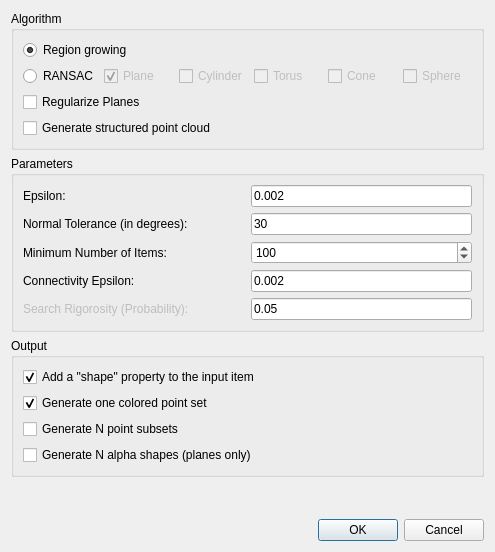
This is Polyhedron/demo/Polyhedron/Plugins/Point_set/Point_set_shape_detection_plugin.ui in CGAL/cgal as Qt 5 draws it before an edit. The edited form follows.
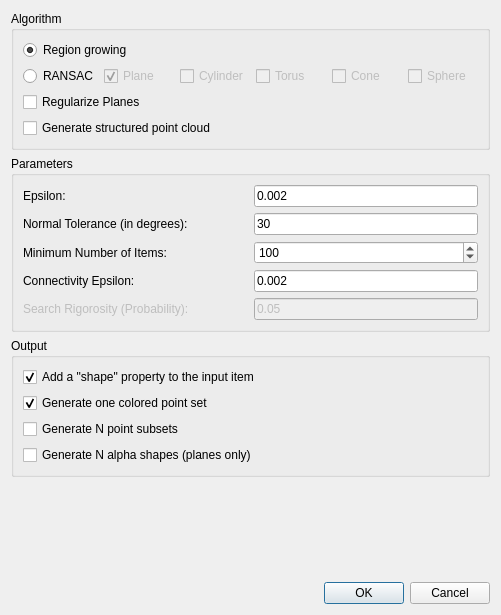
This is the edited form. Custom widgets are drawn as their Qt base class.

Commit message: add missing connection

Patch:
```diff
--- a/Polyhedron/demo/Polyhedron/Plugins/Point_set/Point_set_shape_detection_plugin.ui
+++ b/Polyhedron/demo/Polyhedron/Plugins/Point_set/Point_set_shape_detection_plugin.ui
@@ -6,8 +6,8 @@
    <rect>
     <x>0</x>
     <y>0</y>
-    <width>495</width>
-    <height>552</height>
+    <width>501</width>
+    <height>615</height>
    </rect>
   </property>
   <property name="windowTitle">
@@ -236,6 +236,9 @@
         </item>
         <item>
          <widget class="DoubleEdit" name="m_probability_field">
+          <property name="enabled">
+           <bool>false</bool>
+          </property>
           <property name="sizePolicy">
            <sizepolicy hsizetype="Minimum" vsizetype="Fixed">
             <horstretch>0</horstretch>
```
Left out of the diff: 16 changed lines with no effect on the pictures.
